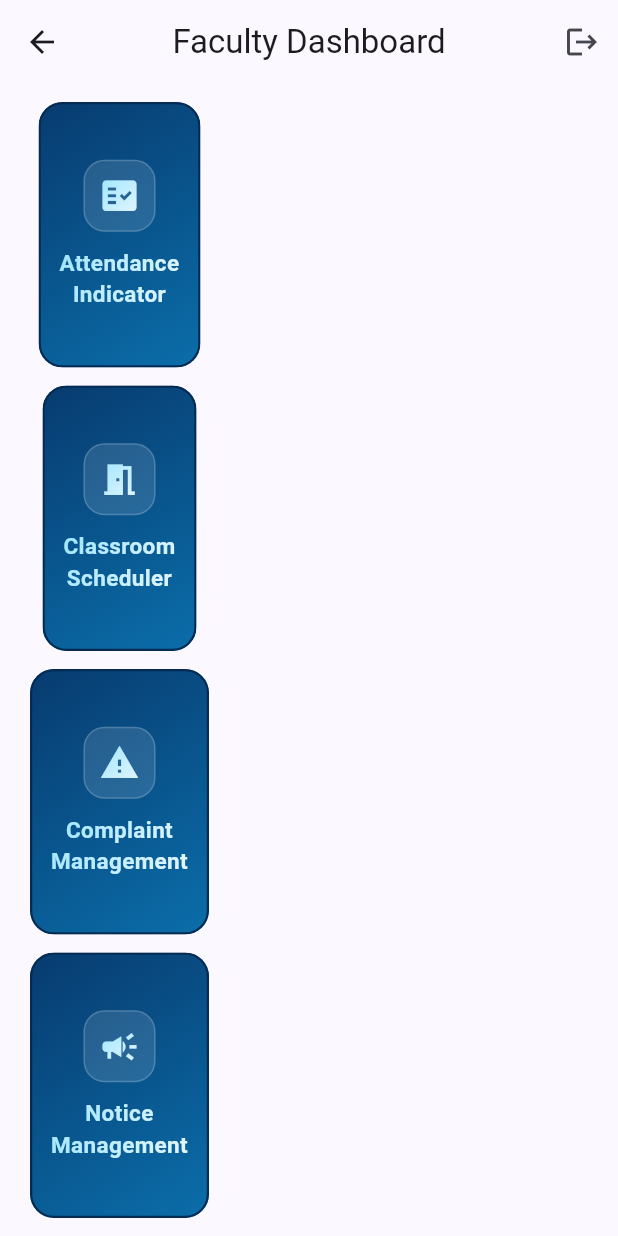
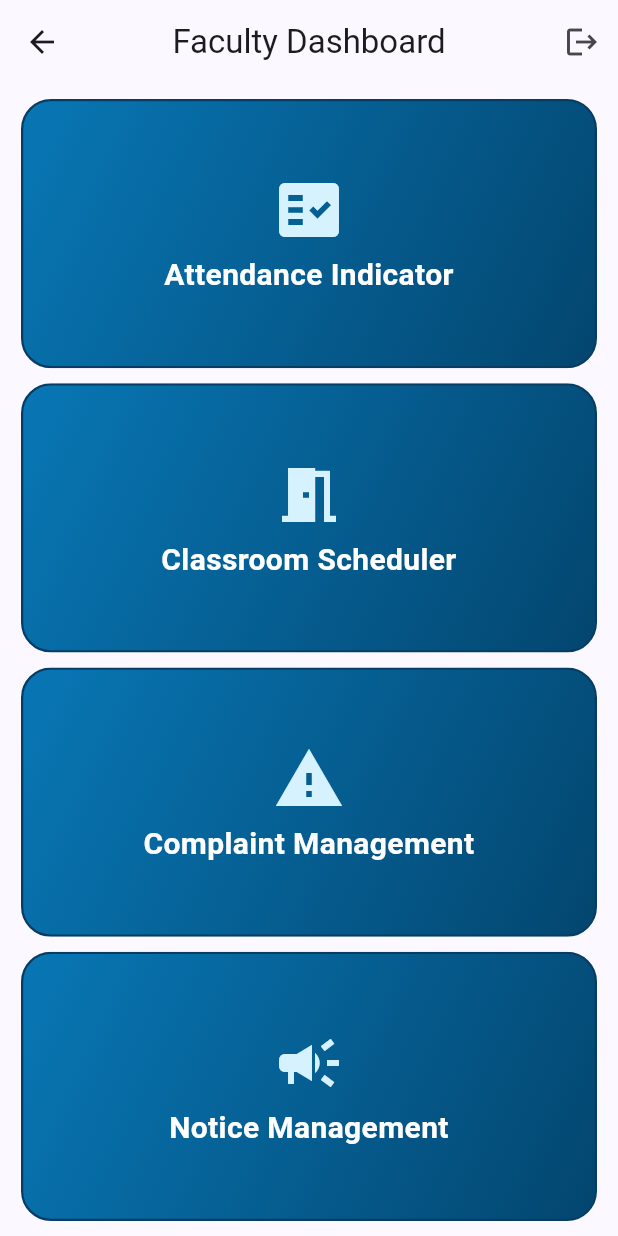
Before and after one commit to mrunaldalvi07/Apex_app, a Flutter app: the FacultyDashboard screen opened directly, on a phone screen of 412 x 824 dp. Run offline on Flutter 3.47's test engine with Material 3 defaults, Android fonts, the phone set to English and light mode, and no system bars; our stand-ins replace cloud_firestore, file_picker, firebase_auth, firebase_core, firebase_messaging, firebase_storage and 5 more; missing offline and left inert: excel; accounts and stored records are empty.

Commit message:
Final changes1

```diff
--- a/lib/dashboards/faculty_dashboard.dart
+++ b/lib/dashboards/faculty_dashboard.dart
@@ -11,29 +11,14 @@ class FacultyDashboard extends StatelessWidget {
   const FacultyDashboard({super.key, required String uid});
 
   Future<void> logout(BuildContext context) async {
-    try {
     await FirebaseAuth.instance.signOut();
-
-      if (!context.mounted) return;
-
-      Navigator.of(context).pushNamedAndRemoveUntil(
-        '/login',
-        (route) => false,
-      );
-    } catch (e) {
-      if (!context.mounted) return;
-
-      ScaffoldMessenger.of(context).showSnackBar(
-        SnackBar(content: Text('Logout failed: $e')),
-      );
-    }
   }
 
   @override
   Widget build(BuildContext context) {
     return Scaffold(
       appBar: AppBar(
-        title: const Text("Faculty Dashboard"),
+        title: const Text('Faculty Dashboard'),
         centerTitle: true,
         actions: [
           IconButton(
@@ -43,19 +28,17 @@ class FacultyDashboard extends StatelessWidget {
         ],
       ),
       body: SafeArea(
-        child: LayoutBuilder(
-          builder: (context, constraints) {
-            return Padding(
+        child: Padding(
           padding: const EdgeInsets.symmetric(
-                horizontal: 20,
-                vertical: 12,
+            horizontal: 14,
+            vertical: 10,
           ),
           child: Column(
             children: [
               Expanded(
                 child: DashboardModuleCard(
                   icon: Icons.fact_check,
-                      title: 'Attendance\nIndicator',
+                  title: 'Attendance Indicator',
                   onTap: () {
                     Navigator.push(
                       context,
@@ -66,11 +49,11 @@ class FacultyDashboard extends StatelessWidget {
                   },
                 ),
               ),
-                  const SizedBox(height: 12),
+              const SizedBox(height: 10),
               Expanded(
                 child: DashboardModuleCard(
                   icon: Icons.meeting_room,
-                      title: 'Classroom\nScheduler',
+                  title: 'Classroom Scheduler',
                   onTap: () {
                     Navigator.push(
                       context,
@@ -81,11 +64,11 @@ class FacultyDashboard extends StatelessWidget {
                   },
                 ),
               ),
-                  const SizedBox(height: 12),
+              const SizedBox(height: 10),
               Expanded(
                 child: DashboardModuleCard(
                   icon: Icons.report_problem,
-                      title: 'Complaint\nManagement',
+                  title: 'Complaint Management',
                   onTap: () {
                     Navigator.push(
                       context,
@@ -96,11 +79,11 @@ class FacultyDashboard extends StatelessWidget {
                   },
                 ),
               ),
-                  const SizedBox(height: 12),
+              const SizedBox(height: 10),
               Expanded(
                 child: DashboardModuleCard(
                   icon: Icons.campaign,
-                      title: 'Notice\nManagement',
+                  title: 'Notice Management',
                   onTap: () {
                     Navigator.push(
                       context,
@@ -113,8 +96,6 @@ class FacultyDashboard extends StatelessWidget {
               ),
             ],
           ),
-            );
-          },
         ),
       ),
     );
--- a/lib/widgets/dashboard_module_card.dart
+++ b/lib/widgets/dashboard_module_card.dart
@@ -1,6 +1,10 @@
 import 'package:flutter/material.dart';
 
 class DashboardModuleCard extends StatelessWidget {
+  final IconData icon;
+  final String title;
+  final VoidCallback onTap;
+
   const DashboardModuleCard({
     super.key,
     required this.icon,
@@ -8,70 +12,60 @@ class DashboardModuleCard extends StatelessWidget {
     required this.onTap,
   });
 
-  static const Color _borderColor = Color(0xFF052B52);
-  static const LinearGradient _cardGradient = LinearGradient(
-    colors: [Color(0xFF073B6F), Color(0xFF0B6EAA)],
-    begin: Alignment.topLeft,
-    end: Alignment.bottomRight,
-  );
-  static const LinearGradient _accentGradient = LinearGradient(
-    colors: [Color(0xFF9FE5FF), Color(0xFFE5F7FF)],
-    begin: Alignment.topLeft,
-    end: Alignment.bottomRight,
-  );
-
-  final IconData icon;
-  final String title;
-  final VoidCallback onTap;
-
   @override
   Widget build(BuildContext context) {
     return Material(
-      clipBehavior: Clip.antiAlias,
-      shape: RoundedRectangleBorder(
-        borderRadius: BorderRadius.circular(16),
-        side: const BorderSide(color: _borderColor, width: 1.5),
-      ),
+      color: Colors.transparent,
       child: InkWell(
         onTap: onTap,
+        borderRadius: BorderRadius.circular(20),
         child: Ink(
-          decoration: const BoxDecoration(gradient: _cardGradient),
-          child: Padding(
-            padding: const EdgeInsets.symmetric(horizontal: 14, vertical: 12),
+          decoration: BoxDecoration(
+            gradient: const LinearGradient(
+              colors: [
+                Color(0xFF0877B5),
+                Color(0xFF03466F),
+              ],
+              begin: Alignment.topLeft,
+              end: Alignment.bottomRight,
+            ),
+            borderRadius: BorderRadius.circular(20),
+            border: Border.all(
+              color: const Color(0xFF073D64),
+              width: 1.5,
+            ),
+          ),
+          child: LayoutBuilder(
+            builder: (context, constraints) {
+              final iconSize = (constraints.maxHeight * 0.30).clamp(22.0, 48.0);
+
+              final textSize = (constraints.maxHeight * 0.13).clamp(13.0, 20.0);
+
+              return Center(
                 child: Column(
+                  mainAxisSize: MainAxisSize.min,
                   mainAxisAlignment: MainAxisAlignment.center,
                   children: [
-                Container(
-                  width: 48,
-                  height: 48,
-                  decoration: BoxDecoration(
-                    color: Colors.white.withValues(alpha: 0.12),
-                    borderRadius: BorderRadius.circular(14),
-                    border: Border.all(
-                      color: Colors.white.withValues(alpha: 0.18),
+                    Icon(
+                      icon,
+                      size: iconSize,
+                      color: const Color(0xFFD7F2FF),
                     ),
-                  ),
-                  alignment: Alignment.center,
-                  child: ShaderMask(
-                    shaderCallback: _accentGradient.createShader,
-                    child: Icon(icon, color: Colors.white, size: 27),
-                  ),
-                ),
-                const SizedBox(height: 10),
-                ShaderMask(
-                  shaderCallback: _accentGradient.createShader,
-                  child: Text(
+                    SizedBox(height: constraints.maxHeight * 0.04),
+                    Text(
                       title,
                       textAlign: TextAlign.center,
-                    style: const TextStyle(
+                      style: TextStyle(
                         color: Colors.white,
-                      fontSize: 15,
-                      fontWeight: FontWeight.w700,
-                    ),
+                        fontSize: textSize,
+                        fontWeight: FontWeight.w600,
+                        height: 1.2,
                       ),
                     ),
                   ],
                 ),
+              );
+            },
           ),
         ),
       ),
```
Also changed, not shown: lib/dashboards/admin_dashboard.dart (+18 -11 lines), lib/dashboards/cr_dashboard.dart (+10 -10 lines), lib/dashboards/student_dashboard.dart (+10 -10 lines), 1 other file. Lines whose indentation alone changed are shown as unchanged.
